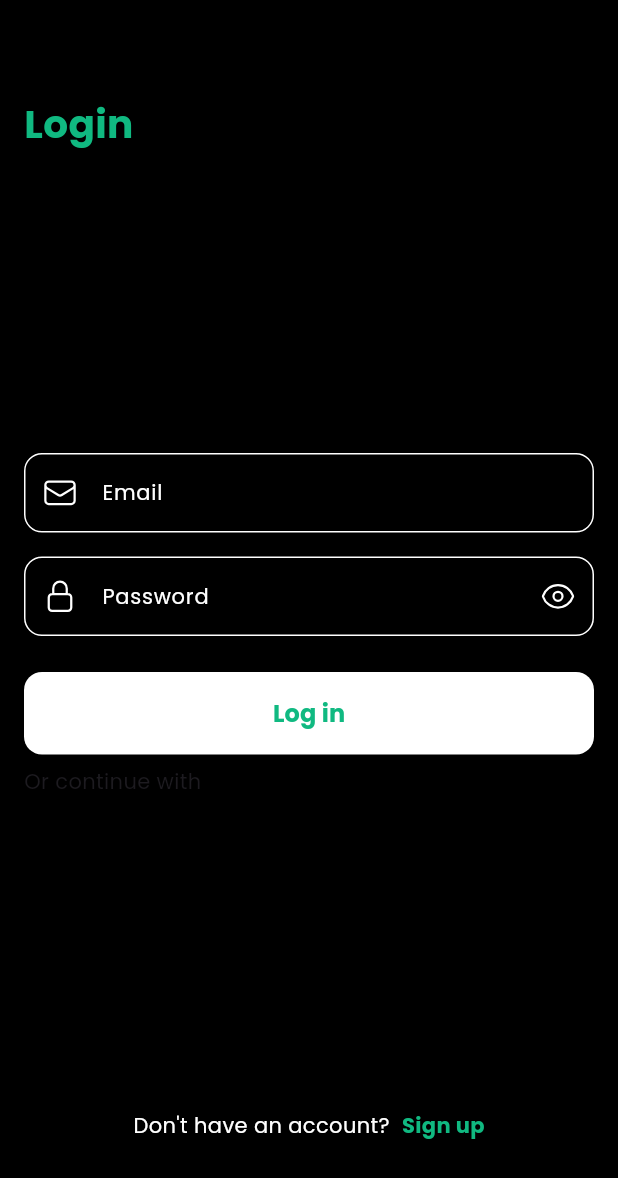
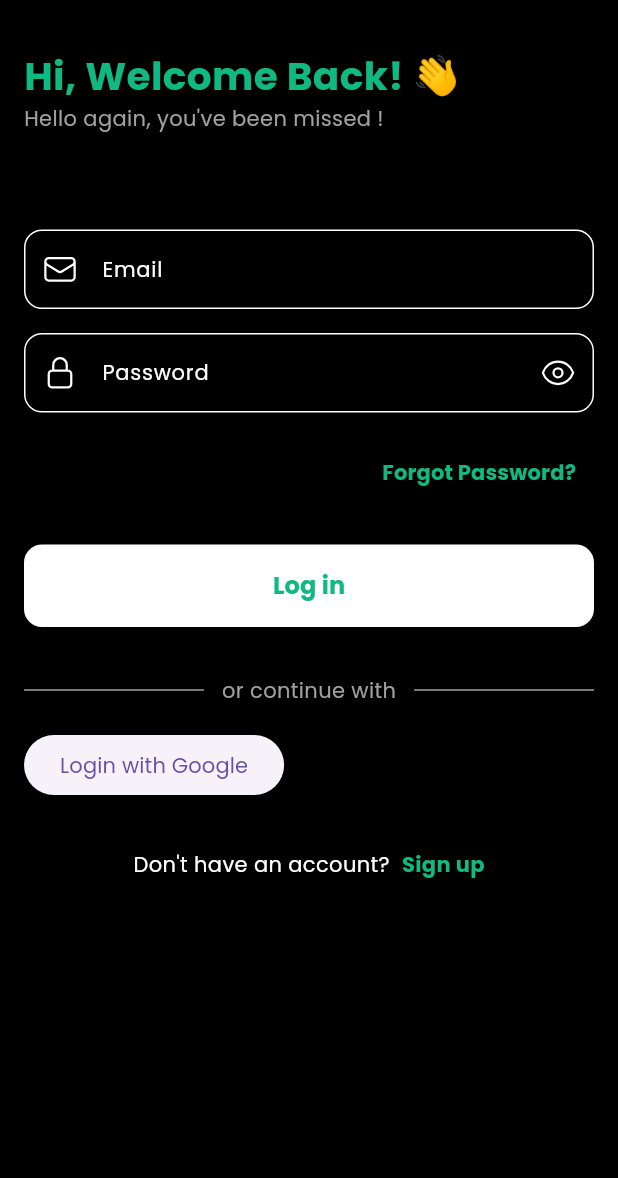
Before and after one commit to M-Rith/Recurly, a Flutter app: the screen it shows after launch, after a tap on "Log in", on a phone screen of 412 x 824 dp. Shown: the top 1178 px of the screen. Run offline on Flutter 3.47's test engine with Material 3 defaults, Android fonts, the phone set to English and light mode, and no system bars; our stand-ins replace get, heroicons.

Commit message:
finish add login

```diff
--- /dev/null
+++ b/lib/app/utils/email_validate.dart
@@ -0,0 +1,12 @@
+bool isEmail(String email) {
+  // Regular expression pattern to match an email address
+    const pattern = r"(?:[a-z0-9!#$%&'*+/=?^_`{|}~-]+(?:\.[a-z0-9!#$%&'"
+      r'*+/=?^_`{|}~-]+)*|"(?:[\x01-\x08\x0b\x0c\x0e-\x1f\x21\x23-\x5b\x5d-'
+      r'\x7f]|\\[\x01-\x09\x0b\x0c\x0e-\x7f])*")@(?:(?:[a-z0-9](?:[a-z0-9-]*'
+      r'[a-z0-9])?\.)+[a-z0-9](?:[a-z0-9-]*[a-z0-9])?|\[(?:(?:(2(5[0-5]|[0-4]'
+      r'[0-9])|1[0-9][0-9]|[1-9]?[0-9]))\.){3}(?:(2(5[0-5]|[0-4][0-9])|1[0-9]'
+      r'[0-9]|[1-9]?[0-9])|[a-z0-9-]*[a-z0-9]:(?:[\x01-\x08\x0b\x0c\x0e-\x1f\'
+      r'x21-\x5a\x53-\x7f]|\\[\x01-\x09\x0b\x0c\x0e-\x7f])+)\])';
+  final regex = RegExp(pattern);
+  return regex.hasMatch(email);
+}
--- a/lib/main.dart
+++ b/lib/main.dart
@@ -8,13 +8,14 @@
   WidgetsFlutterBinding.ensureInitialized(); // Ensure Flutter is initialized
   Get.put(AuthController()); // Register AuthController globally
   SystemChrome.setSystemUIOverlayStyle(
-    const SystemUiOverlayStyle(
-      statusBarColor: Colors.white,
-      statusBarIconBrightness: Brightness.dark,
-    ),
-  );
+      SystemUiOverlayStyle(
+        statusBarColor: Colors.blue, // Set the color of the status bar
+        statusBarIconBrightness: Brightness.light, // Set the icon brightness (light or dark)
+      ),
+    );
   runApp(MyApp());
 }
+
 
 class MyApp extends StatelessWidget {
   @override
--- a/lib/presentation/screens/auth/login_screen.dart
+++ b/lib/presentation/screens/auth/login_screen.dart
@@ -1,12 +1,13 @@
 import 'package:flutter/material.dart';
 import 'package:get/get.dart';
-import 'package:recurly/app/routes/app_routes.dart';
 import '../../../app/controllers/auth_controller.dart';
 import '../../../app/themes/colors.dart';
 import '../../../app/themes/font_size.dart';
 import '../../../app/themes/spacing.dart';
 import 'package:heroicons/heroicons.dart';
 import 'package:recurly/presentation/widgets/custom_text_field.dart';
+
+import '../../../app/utils/email_validate.dart';
 
 class LoginScreen extends StatefulWidget {
   const LoginScreen({super.key});
@@ -25,7 +26,6 @@ class _LoginScreenState extends State<LoginScreen> {
 
   var showPassword = false;
 
-
   @override
   void dispose() {
     passwordController.dispose();
@@ -41,30 +41,34 @@ class _LoginScreenState extends State<LoginScreen> {
 
     return Scaffold(
       backgroundColor: AppColors.background,
-      body: Padding(
-        padding: const EdgeInsets.only(left: Spacing.md, right: Spacing.md),
+      body: SafeArea(
+        child: SingleChildScrollView(
+          child: Padding(
+            padding: const EdgeInsets.symmetric(horizontal: Spacing.md),
             child: Column(
-          mainAxisAlignment: MainAxisAlignment.start,
               crossAxisAlignment: CrossAxisAlignment.start,
               children: [
-            const SizedBox(
-              height: Spacing.xl * 2,
-            ),
+                const SizedBox(height: Spacing.xl),
                 const Text(
-              "Login",
+                  "Hi, Welcome Back! 👋",
                   style: TextStyle(
                     fontSize: FontSize.xxl,
                     color: AppColors.primary,
                     fontWeight: FontWeight.bold,
                   ),
                 ),
-            const Spacer(),
+                const Text(
+                  "Hello again, you've been missed !",
+                  style: TextStyle(
+                      fontSize: FontSize.sm, color: AppColors.secondary),
+                ),
+                const SizedBox(height: Spacing.xl * 2),
                 Form(
                   key: _formKey,
                   child: Column(
                     children: [
                       CustomizedTextField(
-                    hintText: 'ronaldrichards@gmail.com',
+                        hintText: 'example@gmail.com',
                         labelText: 'Email',
                         prefixIcon: HeroIcons.envelope,
                         controller: emailController,
@@ -74,8 +78,8 @@ class _LoginScreenState extends State<LoginScreen> {
                           if (value == null || value.isEmpty) {
                             return 'Email is required';
                           }
-                      if (!value.contains('@')) {
-                        return 'Enter a valid email';
+                          if (!isEmail(value)) {
+                            return 'Invalid email';
                           }
                           return null;
                         },
@@ -87,7 +91,8 @@ class _LoginScreenState extends State<LoginScreen> {
                         hintText: 'Password',
                         labelText: 'Password',
                         prefixIcon: HeroIcons.lockClosed,
-                    suffixIcon: HeroIcons.eye,
+                        suffixIcon:
+                            showPassword ? HeroIcons.eyeSlash : HeroIcons.eye,
                         controller: passwordController,
                         focusNode: passwordFocusNode,
                         obscureText: !showPassword,
@@ -103,6 +108,24 @@ class _LoginScreenState extends State<LoginScreen> {
                             showPassword = value;
                           });
                         },
+                      ),
+                      const SizedBox(height: Spacing.md),
+                      Container(
+                        alignment: Alignment.centerRight,
+                        width: double.infinity,
+                        child: TextButton(
+                          onPressed: () {
+                            // authController.navigateToForgotPassword();
+                          },
+                          child: const Text(
+                            "Forgot Password?",
+                            style: TextStyle(
+                              color: AppColors.primary,
+                              fontSize: FontSize.sm,
+                              fontWeight: FontWeight.bold,
+                            ),
+                          ),
+                        ),
                       ),
                       const SizedBox(
                         height: Spacing.lg,
@@ -123,8 +146,7 @@ class _LoginScreenState extends State<LoginScreen> {
                               print(emailController.text);
                               print(passwordController.text);
                               authController.login();
-                        }
-                        else {
+                            } else {
                               print("Form is not valid");
                             }
                             // authController.login();
@@ -142,14 +164,41 @@ class _LoginScreenState extends State<LoginScreen> {
                     ],
                   ),
                 ),
+                const SizedBox(height: Spacing.xl),
+                const Row(
+                  children: [
+                    Expanded(
+                      child: Divider(
+                        color: AppColors.secondary,
+                        thickness: 1,
+                      ),
+                    ),
+                    Padding(
+                      padding: EdgeInsets.symmetric(horizontal: 12.0),
+                      child: Text(
+                        'or continue with',
+                        style: TextStyle(
+                          color: AppColors.secondary,
+                          fontSize: 14,
+                        ),
+                      ),
+                    ),
+                    Expanded(
+                      child: Divider(
+                        color: AppColors.secondary,
+                        thickness: 1,
+                      ),
+                    ),
+                  ],
+                ),
                 const SizedBox(
-              height: Spacing.sm,
+                  height: Spacing.md,
                 ),
-            const Text("Or continue with"),
-            const SizedBox(
-              height: Spacing.sm,
+                ElevatedButton(
+                  onPressed: () {},
+                  child: const Text("Login with Google"),
                 ),
-            const Spacer(),
+                const SizedBox(height: Spacing.xl),
                 SizedBox(
                   width: double.infinity,
                   child: Center(
@@ -180,10 +229,9 @@ class _LoginScreenState extends State<LoginScreen> {
                     ),
                   ),
                 ),
-            const SizedBox(
-              height: Spacing.xl * 2,
-            )
               ],
+            ),
+          ),
         ),
       ),
     );
```
Lines whose indentation alone changed are shown as unchanged.
